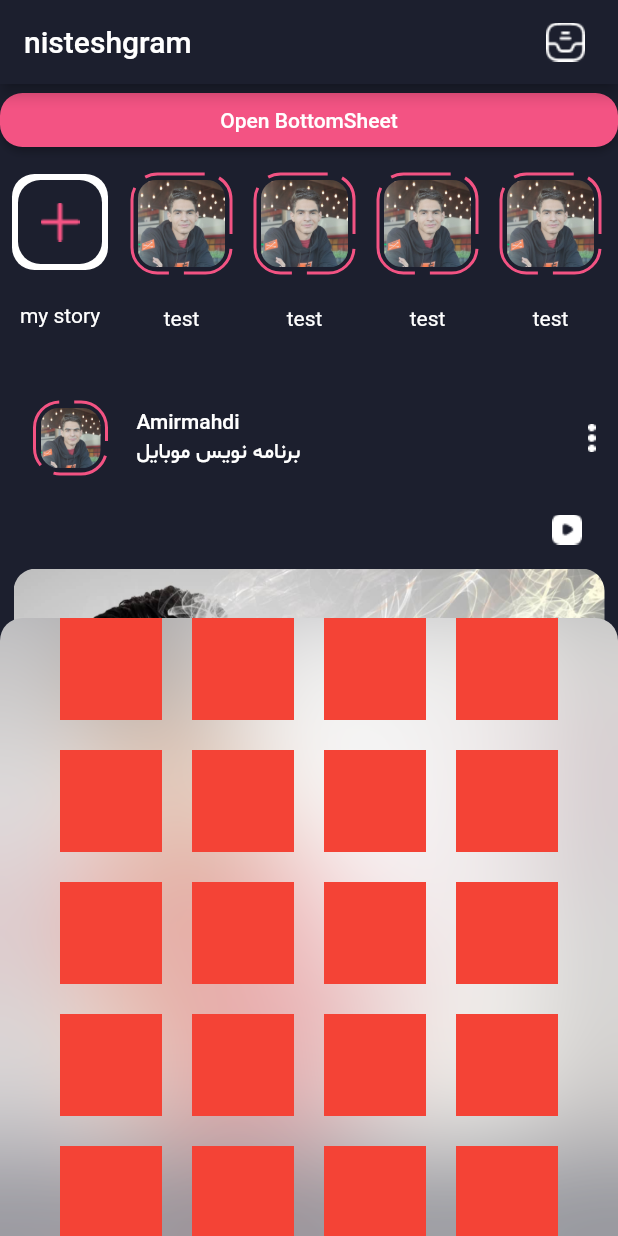
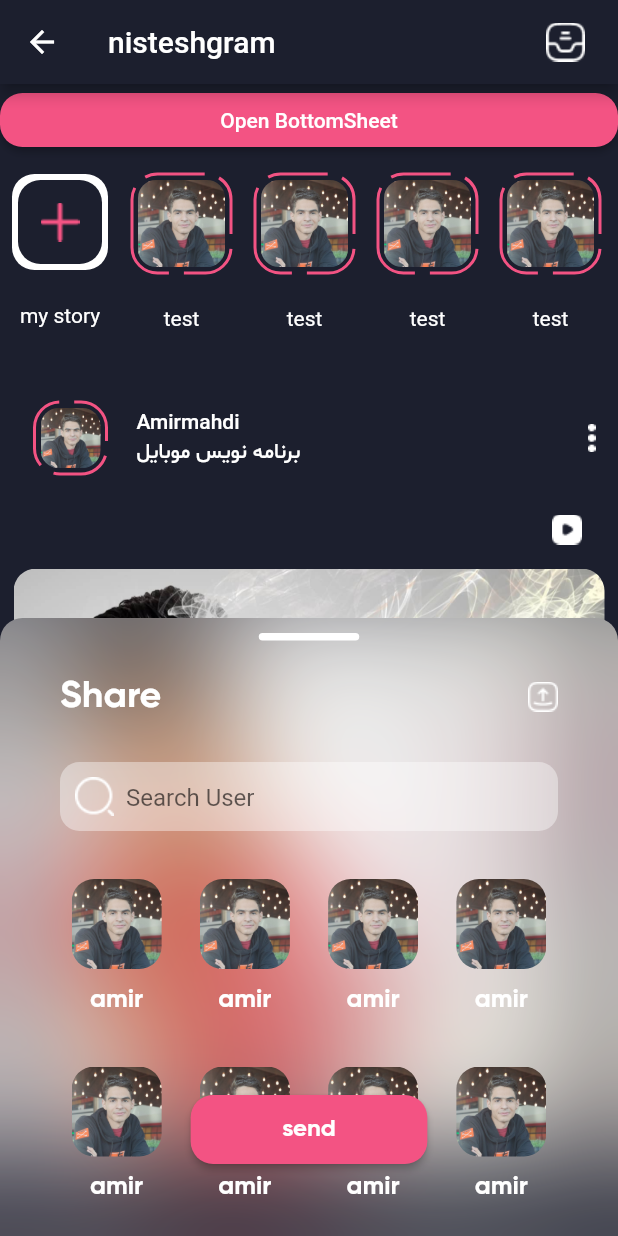
Before and after one commit to Amirmahdi1380/Instagram_design, a Flutter app: the HomePage screen opened directly, after a tap on "Open BottomSheet", on a phone screen of 412 x 824 dp. Run offline on Flutter 3.47's test engine with Material 2 defaults, Android fonts, the phone set to English and light mode, and no system bars; drawn by our look-alikes of dotted_border.

Commit message:
end of share button sheet

```diff
--- a/lib/main.dart
+++ b/lib/main.dart
@@ -1,6 +1,7 @@
 import 'package:flutter/material.dart';
 import 'package:instagram_application/screens/home_screen.dart';
 import 'package:instagram_application/screens/login_page.dart';
+import 'package:instagram_application/screens/search_screen.dart';
 import 'package:instagram_application/screens/switch_account_screen.dart';
 
 void main() {
@@ -32,7 +33,7 @@ class Application extends StatelessWidget {
         ),
       ),
       debugShowCheckedModeBanner: false,
-      home: HomePage(),
+      home: SearchScreeen(),
     );
   }
 }
--- /dev/null
+++ b/lib/screens/search_screen.dart
@@ -0,0 +1,48 @@
+import 'package:flutter/material.dart';
+
+class SearchScreeen extends StatelessWidget {
+  const SearchScreeen({Key? key}) : super(key: key);
+
+  @override
+  Widget build(BuildContext context) {
+    return Scaffold(
+      backgroundColor: Color(0xff1C1F2E),
+      body: SafeArea(
+        child: Container(
+          margin: EdgeInsets.only(top: 12, left: 17, right: 17),
+          height: 46,
+          decoration: BoxDecoration(
+            borderRadius: BorderRadius.all(
+              Radius.circular(13),
+            ),
+            color: Color(0xff272B40),
+          ),
+          child: Padding(
+            padding: EdgeInsets.symmetric(horizontal: 10),
+            child: Row(
+              children: [
+                Image.asset('assets/images/icon_search.png'),
+                SizedBox(
+                  width: 8,
+                ),
+                Expanded(
+                  child: TextField(
+                    decoration: InputDecoration(
+                      hintText: 'Search',
+                      hintStyle: TextStyle(
+                        color: Colors.white,
+                      ),
+                      enabledBorder: InputBorder.none,
+                      focusedBorder: InputBorder.none,
+                    ),
+                  ),
+                ),
+                Image.asset('assets/images/icon_scan.png')
+              ],
+            ),
+          ),
+        ),
+      ),
+    );
+  }
+}
--- a/lib/screens/share_buttonSheet.dart
+++ b/lib/screens/share_buttonSheet.dart
@@ -17,7 +17,7 @@ class buttonSheet extends StatelessWidget {
         child: Container(
           padding: EdgeInsets.symmetric(horizontal: 40),
           height: 300,
-          color: Color.fromRGBO(255, 255, 255, 0.5),
+          color: Color.fromRGBO(255, 255, 255, 0.1),
           child: _gridContent(),
         ),
       ),
@@ -39,17 +39,142 @@ class buttonSheet extends StatelessWidget {
     //     );
     //   },
     // );
-    return CustomScrollView(
-      controller: controller,
-      slivers: [
-        SliverGrid(
-          delegate: SliverChildBuilderDelegate(((context, index) {
-            return Container(color: Colors.red);
-          })),
-          gridDelegate: SliverGridDelegateWithFixedCrossAxisCount(
-            mainAxisSpacing: 20,
-            crossAxisSpacing: 20,
-            crossAxisCount: 4,
+    return _getContent();
+  }
+
+  Widget _getContent() {
+    return Stack(
+      alignment: AlignmentDirectional.bottomCenter,
+      children: [
+        CustomScrollView(
+          controller: controller,
+          slivers: [
+            SliverToBoxAdapter(
+              child: Column(
+                children: [
+                  Container(
+                    margin: EdgeInsets.only(top: 10),
+                    width: 67,
+                    height: 5,
+                    decoration: BoxDecoration(
+                      borderRadius: BorderRadius.all(Radius.circular(100)),
+                      color: Colors.white,
+                    ),
+                  ),
+                  SizedBox(
+                    height: 22,
+                  ),
+                  Row(
+                    mainAxisAlignment: MainAxisAlignment.spaceBetween,
+                    children: [
+                      Text(
+                        'Share',
+                        style: TextStyle(
+                          fontFamily: 'GB',
+                          color: Colors.white,
+                          fontSize: 25,
+                        ),
+                      ),
+                      Image.asset('assets/images/Group 103.png')
+                    ],
+                  ),
+                  SizedBox(
+                    height: 28,
+                  ),
+                  Container(
+                    height: 46,
+                    decoration: BoxDecoration(
+                      borderRadius: BorderRadius.all(
+                        Radius.circular(13),
+                      ),
+                      color: Color.fromRGBO(255, 255, 255, 0.4),
+                    ),
+                    child: Padding(
+                      padding: EdgeInsets.symmetric(horizontal: 10),
+                      child: Row(
+                        children: [
+                          Image.asset('assets/images/icon_search.png'),
+                          SizedBox(
+                            width: 8,
+                          ),
+                          Expanded(
+                            child: TextField(
+                              decoration: InputDecoration(
+                                hintText: 'Search User',
+                                enabledBorder: InputBorder.none,
+                                focusedBorder: InputBorder.none,
+                              ),
+                            ),
+                          )
+                        ],
+                      ),
+                    ),
+                  ),
+                  SizedBox(
+                    height: 32,
+                  ),
+                ],
+              ),
+            ),
+            SliverGrid(
+              delegate: SliverChildBuilderDelegate(
+                ((context, index) {
+                  return _getButtonSheetProfile();
+                }),
+                childCount: 30,
+              ),
+              gridDelegate: SliverGridDelegateWithFixedCrossAxisCount(
+                mainAxisSpacing: 5,
+                crossAxisSpacing: 10,
+                crossAxisCount: 4,
+                mainAxisExtent: 120,
+              ),
+            ),
+            SliverPadding(padding: EdgeInsets.symmetric(vertical: 40)),
+          ],
+        ),
+        Positioned(
+          bottom: 47,
+          child: ElevatedButton(
+            onPressed: () {},
+            child: Padding(
+              padding: EdgeInsets.symmetric(horizontal: 45, vertical: 13),
+              child: Text(
+                'send',
+                style: TextStyle(
+                  fontFamily: 'GB',
+                  color: Colors.white,
+                  fontSize: 16,
+                ),
+              ),
+            ),
+          ),
+        )
+      ],
+    );
+  }
+
+  Widget _getButtonSheetProfile() {
+    return Column(
+      children: [
+        Container(
+          width: 60,
+          height: 60,
+          child: ClipRRect(
+            child: Image.asset('assets/images/profile.jpeg'),
+            borderRadius: BorderRadius.circular(15),
+          ),
+        ),
+        SizedBox(
+          height: 10,
+        ),
+        Text(
+          'amir',
+          textAlign: TextAlign.center,
+          style: TextStyle(
+            color: Colors.white,
+            fontFamily: 'GB',
+            fontSize: 17,
           ),
         )
       ],
```
Also changed, not shown: assets/images/Group 103.png (added), assets/images/icon_scan.png (added), assets/images/icon_search.png (added).
